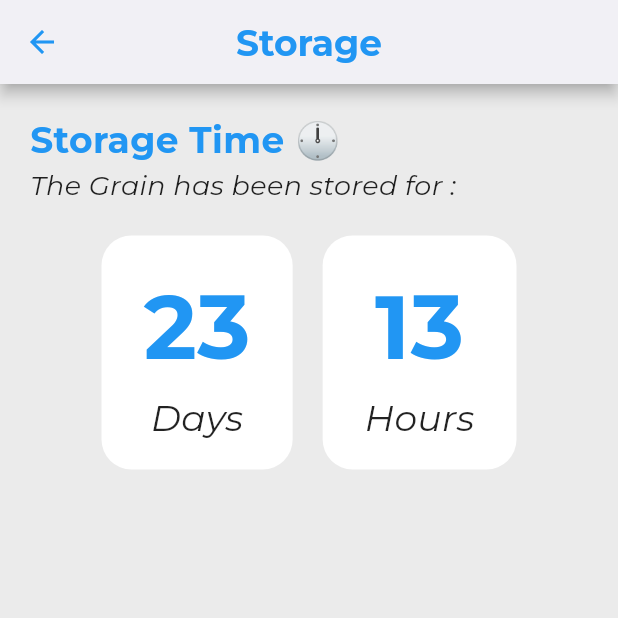
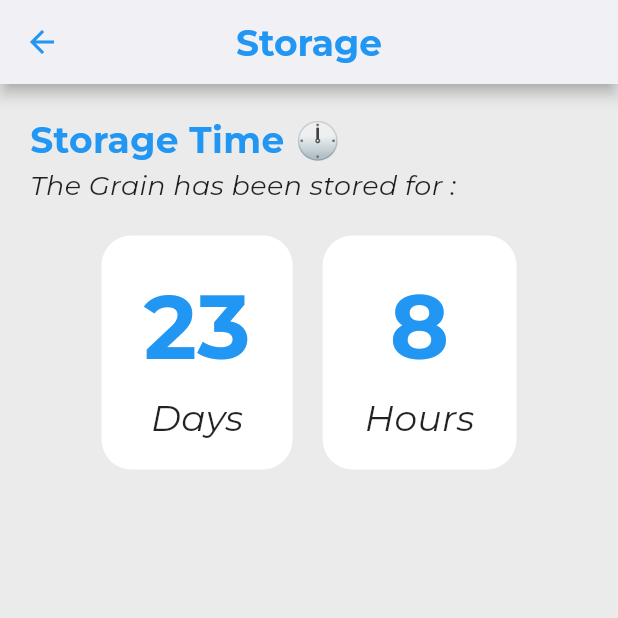
Before and after one commit to Harizt-LF/contr_app, a Flutter app: the StoragePage screen opened directly, on a phone screen of 412 x 824 dp, the top half of it. Run offline on Flutter 3.47's test engine with Material 3 defaults, Android fonts, the phone set to English and light mode, and no system bars; our stand-ins replace firebase_core, firebase_database; accounts and stored records are empty; project files that could hold a hidden picture were left out.

Commit message:
fix: refactor

```diff
--- a/lib/main.dart
+++ b/lib/main.dart
@@ -6,7 +6,7 @@ void main() async{
   WidgetsFlutterBinding.ensureInitialized();
   await Firebase.initializeApp();
   getHomepage().then((value){
-    runApp( MyApp(page: value));
+    runApp( MyApp(page: value));  //Ini perlu di fix
   });
 }
 
@@ -46,6 +46,7 @@ class _MyHomePageState extends State<MyHomePage> {
   @override
   Widget build(BuildContext context) {
     return Scaffold(
+      backgroundColor: const Color.fromARGB(255, 235, 235, 235),
       appBar: AppBar(
         title: Text(widget.title),
       ),
--- a/lib/views/storage_page.dart
+++ b/lib/views/storage_page.dart
@@ -44,7 +44,7 @@ class _StoragePageState extends State<StoragePage> {
         elevation: 4,
         shadowColor: Colors.black,
         backgroundColor: Colors.white,
-        leading: IconButton(onPressed: (){}, icon: const Icon(Icons.arrow_back, color: Colors.blue,)),
+        leading: IconButton(onPressed: (){Navigator.pop(context);}, icon: const Icon(Icons.arrow_back, color: Colors.blue,)),
         title: const Text('Storage', style: TextStyle(fontFamily: 'Montserrat', fontWeight: FontWeight.w700,color: Colors.blue, fontSize: 24),),
         centerTitle: true,
         ),
@@ -84,11 +84,11 @@ class _StoragePageState extends State<StoragePage> {
                       color: Colors.white,
                       borderRadius: BorderRadius.circular(20)
                     ),
-                    child: const Padding(
+                    child:  Padding(
                       padding: EdgeInsets.symmetric(horizontal: 28.0, vertical: 18),
                       child: Column(
                         children: [
-                          Text('13', style: TextStyle(fontFamily: 'Montserrat',fontWeight: FontWeight.w700,color: Colors.blue, fontSize: 60),
+                          Text('8', style: TextStyle(fontFamily: 'Montserrat',fontWeight: FontWeight.w700,color: Colors.blue, fontSize: 60),
                           ),
                           Text('Hours', style: TextStyle(fontFamily: 'Montserrat',color: Colors.black87, fontSize: 24),
                           )
@@ -98,7 +98,7 @@ class _StoragePageState extends State<StoragePage> {
                   ),
                 ],
               ),
-            )
+            ),
           ],
         ),
       ),
```
